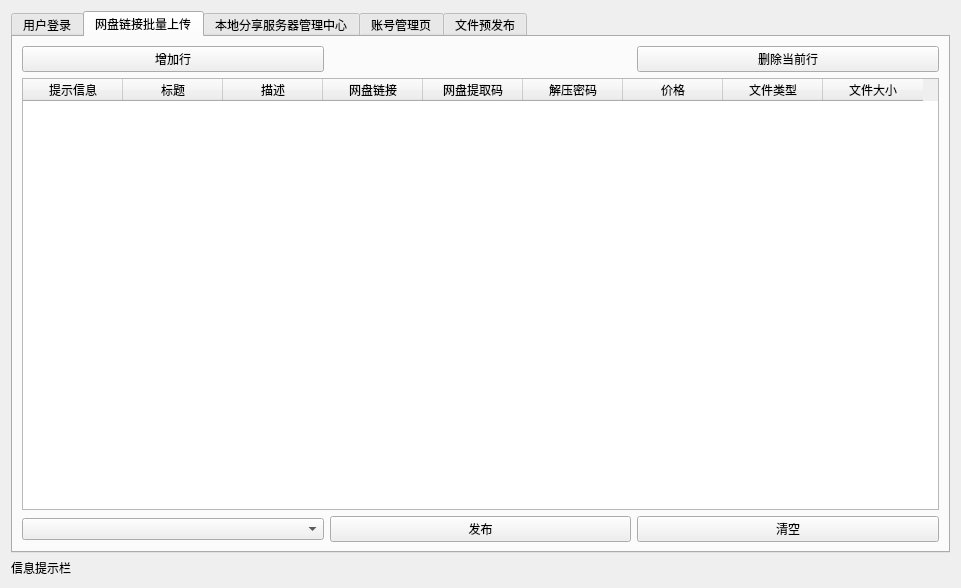
First picture: the form in client.ui, repository Firesuiry/jdmm-client, before the edit.
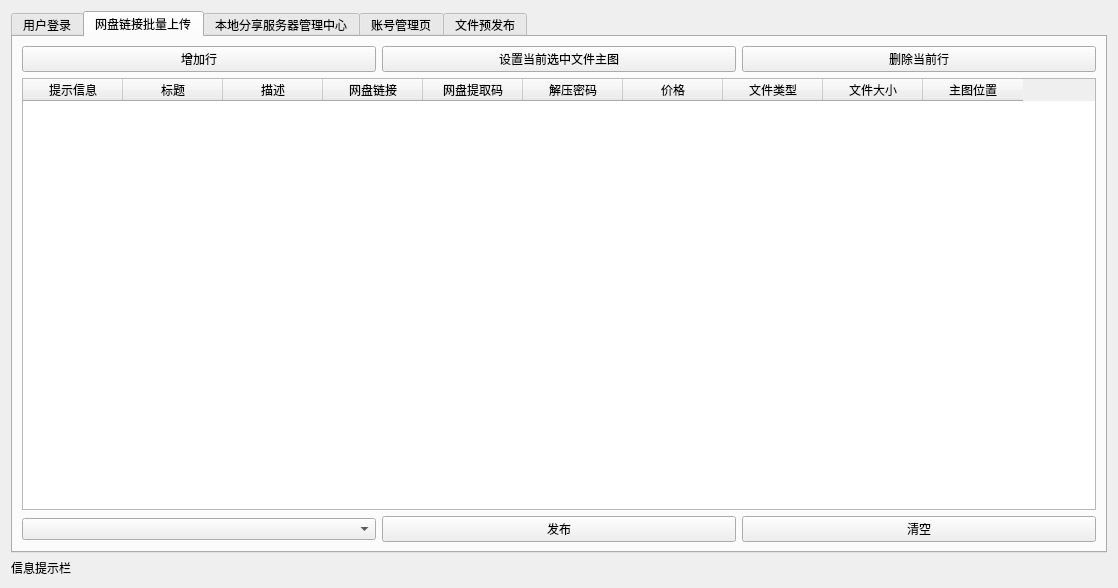
Second picture: the form after the edit. The open tabs and pages were chosen to show the change.

Commit message: 增加主图设置功能

Diff of the .ui file:
```diff
--- a/client.ui
+++ b/client.ui
@@ -6,7 +6,7 @@
    <rect>
     <x>0</x>
     <y>0</y>
-    <width>961</width>
+    <width>1118</width>
     <height>588</height>
    </rect>
   </property>
@@ -233,6 +233,11 @@
            <string>文件大小</string>
           </property>
          </column>
+         <column>
+          <property name="text">
+           <string>主图位置</string>
+          </property>
+         </column>
         </widget>
        </item>
        <item row="2" column="0">
@@ -252,6 +257,13 @@
          </property>
         </widget>
        </item>
+       <item row="0" column="1">
+        <widget class="QPushButton" name="setMainImgBtn">
+         <property name="text">
+          <string>设置当前选中文件主图</string>
+         </property>
+        </widget>
+       </item>
       </layout>
      </widget>
      <widget class="QWidget" name="localServerTab">
```
The commit also changes 3 other files.
